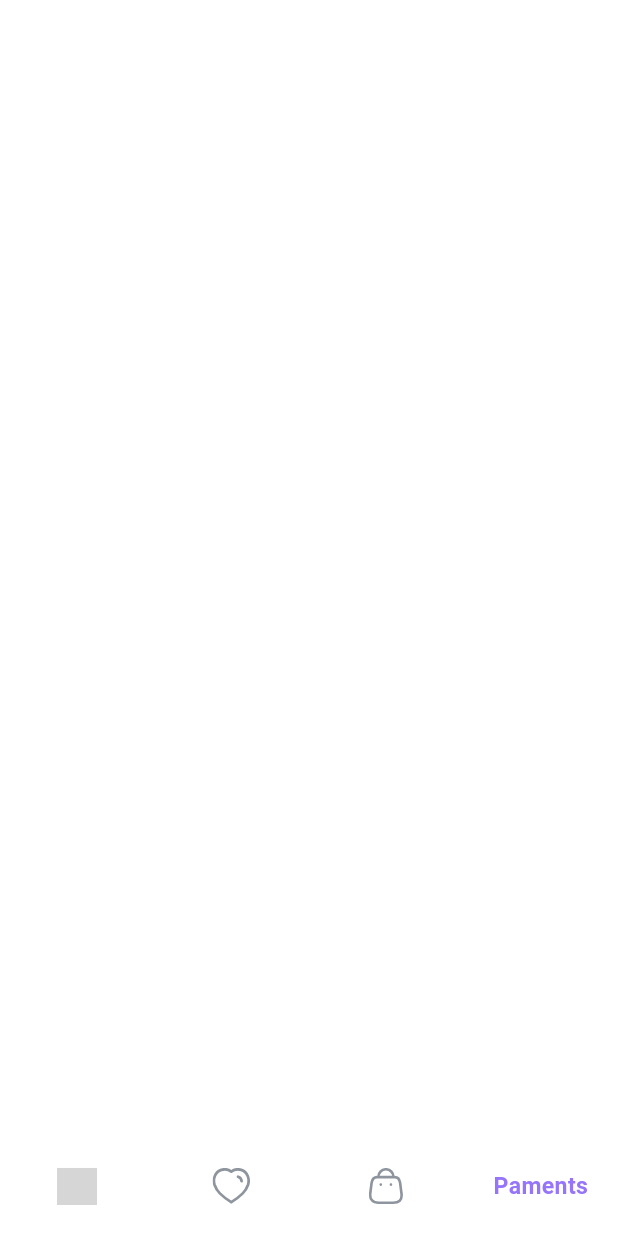
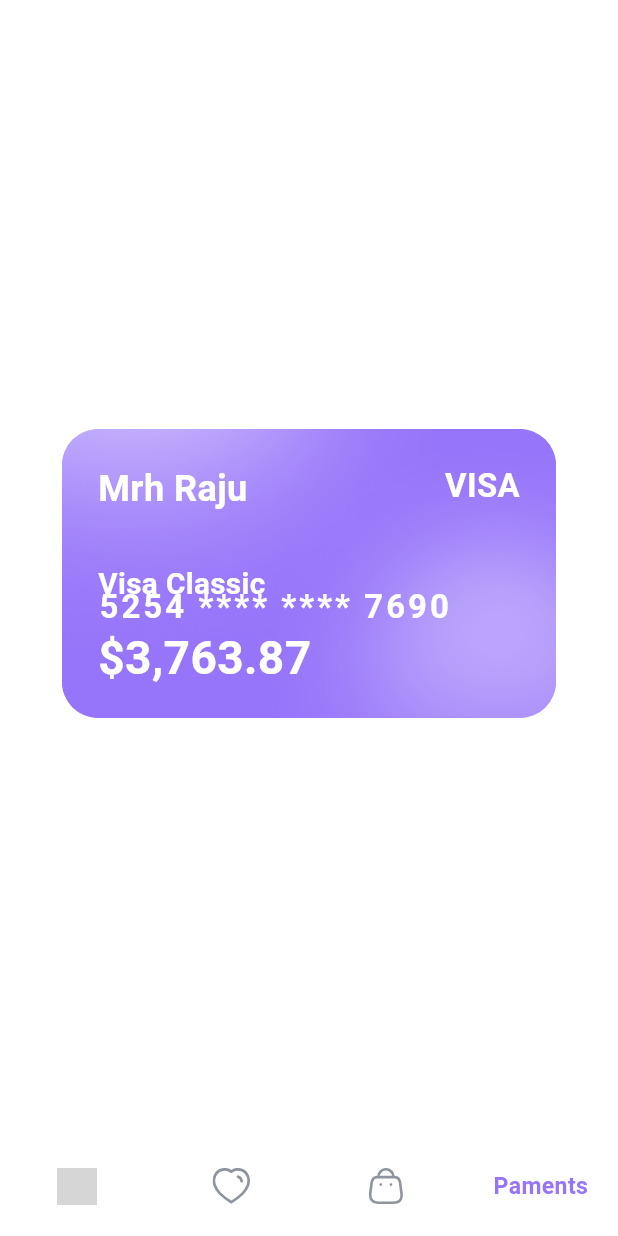
Before and after one commit to omar-alhallaq1/laza_ecommerce_app, a Flutter app: the MainScreen screen opened by its route, item 4 of the bottom bar chosen, on a phone screen of 412 x 824 dp. Run offline on Flutter 3.47's test engine with Material 3 defaults, Android fonts, the light colour scheme and no system bars; our stand-ins replace cached_network_image, carousel_slider, dots_indicator, flutter_rating_bar, flutter_screenutil, flutter_svg and 6 more; grey boxes are pictures that could not be loaded.

Commit message:
feat: Add card management screens and carousel widget for displaying cards

```diff
--- /dev/null
+++ b/lib/core/features/card_page_screen/card_page_screen.dart
@@ -0,0 +1,22 @@
+import 'package:flutter/material.dart';
+import 'package:laza_ecommerce_app/core/features/card_page_screen/widgets/card_item_widget.dart';
+
+class CardsScreen extends StatelessWidget {
+  const CardsScreen({super.key});
+
+  @override
+  Widget build(BuildContext context) {
+    return const Scaffold(
+      body: SafeArea(
+        child: Center(
+          child: CardItemWidget(
+            cardHolder: "Mrh Raju",
+            cardType: "Visa Classic",
+            cardNumber: "5254 **** **** 7690",
+            balance: "\$3,763.87",
+          ),
+        ),
+      ),
+    );
+  }
+}
--- /dev/null
+++ b/lib/core/features/card_page_screen/widgets/card_item_widget.dart
@@ -0,0 +1,141 @@
+import 'package:flutter/material.dart';
+import 'package:flutter_screenutil/flutter_screenutil.dart';
+import 'package:laza_ecommerce_app/core/styling/app_assets.dart';
+import 'package:laza_ecommerce_app/core/styling/app_colors.dart';
+import 'package:laza_ecommerce_app/core/styling/app_styles.dart';
+
+class CardItemWidget extends StatelessWidget {
+  final String cardHolder;
+  final String cardType;
+  final String cardNumber;
+  final String balance;
+
+  const CardItemWidget({
+    super.key,
+    required this.cardHolder,
+    required this.cardType,
+    required this.cardNumber,
+    required this.balance,
+  });
+
+  @override
+  Widget build(BuildContext context) {
+    return Container(
+      width: 300.w,
+      height: 190.h,
+      margin: EdgeInsets.symmetric(horizontal: 8.w),
+      child: Stack(
+        children: [
+          /// Background
+          Container(
+            width: double.infinity,
+            height: double.infinity,
+            decoration: BoxDecoration(
+              color: AppColors.primarycolor,
+              borderRadius: BorderRadius.circular(24.r),
+            ),
+          ),
+
+          /// Layer 1
+          Positioned(
+            bottom: 0,
+            left: 0,
+            child: Image.asset(
+              AppAssets.layar1,
+              width: 250.w,
+              fit: BoxFit.contain,
+            ),
+          ),
+
+          /// Layer 2
+          Positioned(
+            bottom: 0,
+            left: 0,
+            child: Image.asset(
+              AppAssets.layer2,
+              width: 220.w,
+              fit: BoxFit.contain,
+            ),
+          ),
+
+          /// Layer 3
+          Positioned(
+            top: 0,
+            right: 0,
+            child: Image.asset(
+              AppAssets.layer3,
+              width: 190.w,
+              fit: BoxFit.contain,
+            ),
+          ),
+
+          /// Holder Name
+          Positioned(
+            top: 22.h,
+            left: 22.w,
+            child: Text(
+              cardHolder,
+              style: AppStyles.black28boldstyle.copyWith(
+                color: Colors.white,
+                fontSize: 22.sp,
+              ),
+            ),
+          ),
+
+          /// Visa
+          Positioned(
+            top: 22.h,
+            right: 22.w,
+            child: Text(
+              "VISA",
+              style: AppStyles.black28boldstyle.copyWith(
+                color: Colors.white,
+                fontSize: 20.sp,
+              ),
+            ),
+          ),
+
+          /// Card Type
+          Positioned(
+            left: 22.w,
+            top: 88.h,
+            child: Text(
+              cardType,
+              style: AppStyles.black28boldstyle.copyWith(
+                color: Colors.white,
+                fontSize: 18.sp,
+              ),
+            ),
+          ),
+
+          /// Card Number
+          Positioned(
+            left: 22.w,
+            bottom: 58.h,
+            child: Text(
+              cardNumber,
+              style: AppStyles.black28boldstyle.copyWith(
+                color: Colors.white,
+                fontSize: 20.sp,
+                letterSpacing: 2,
+              ),
+            ),
+          ),
+
+          /// Balance
+          Positioned(
+            left: 22.w,
+            bottom: 18.h,
+            child: Text(
+              balance,
+              style: AppStyles.black28boldstyle.copyWith(
+                color: Colors.white,
+                fontSize: 28.sp,
+              ),
+            ),
+          ),
+        ],
+      ),
+    );
+  }
+}
--- a/lib/core/features/mainscreen/main_screen.dart
+++ b/lib/core/features/mainscreen/main_screen.dart
@@ -1,6 +1,7 @@
 import 'package:flutter/material.dart';
 import 'package:flutter_screenutil/flutter_screenutil.dart';
 import 'package:flutter_svg/svg.dart';
+import 'package:laza_ecommerce_app/core/features/card_page_screen/card_page_screen.dart';
 import 'package:laza_ecommerce_app/core/features/cart_screen/cart_screen.dart';
 import 'package:laza_ecommerce_app/core/features/home_screen/home_screen.dart';
 import 'package:laza_ecommerce_app/core/styling/app_assets.dart';
@@ -15,7 +16,12 @@
 
 class MainScreenState extends State<MainScreen> {
   int selectedIndex = 0;
-  List<Widget> screens = [HomeScreen(), Container(), CartScreen(), Container()];
+  List<Widget> screens = [
+    HomeScreen(),
+    Container(),
+    CartScreen(),
+    CardsScreen(),
+  ];
   @override
   Widget build(BuildContext context) {
     return SafeArea(
--- a/lib/core/features/product_details_screen/widgets/custom_product_image_gallery.dart
+++ b/lib/core/features/product_details_screen/widgets/custom_product_image_gallery.dart
@@ -41,7 +41,7 @@
               : CachedNetworkImage(
                   imageUrl: imageUrl,
                   fit: BoxFit.cover,
-                  errorWidget: (_, __, ___) => Container(
+                  errorWidget: (context, url, error) => Container(
                     color: const Color(0xFFF5F6F8),
                     child: const Center(
                       child: Icon(
--- a/lib/core/styling/app_assets.dart
+++ b/lib/core/styling/app_assets.dart
@@ -32,9 +32,9 @@
   static const String mapimage = "${imagepath}mapimage.png";
   static const String checksvg = "${iconpath}checksvg.svg";
   static const String vicaimage = "${imagepath}vicaimage.png";
-  // static const String checksvg3 = "${iconpath}checksvg3.svg";
-  // static const String checksvg4 = "${iconpath}checksvg4.svg";
-  // static const String checksvg5 = "${iconpath}checksvg5.svg";
+  //static const String vector1 = "${imagepath}Vector1.png";
+  //static const String vector2 = "${imagepath}vector2.png";
+  // static const String vector3 = "${imagepath}vector3.png";
   // static const String checksvg6 = "${iconpath}checksvg6.svg";
   // static const String checksvg7 = "${iconpath}checksvg7.svg";
   // static const String checksvg8 = "${iconpath}checksvg8.svg";
```
Also changed, not shown: lib/core/features/card_page_screen/widgets/carousel_widget.dart (added, +74 -0 lines), assets/image/Vector1.svg (added).
